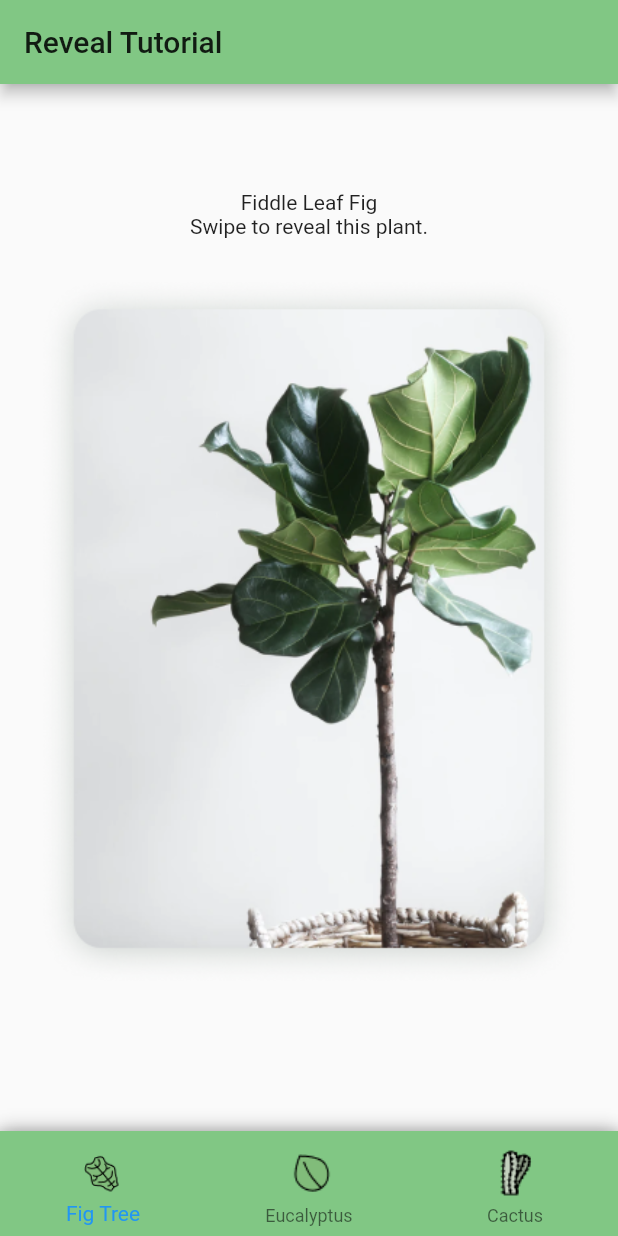
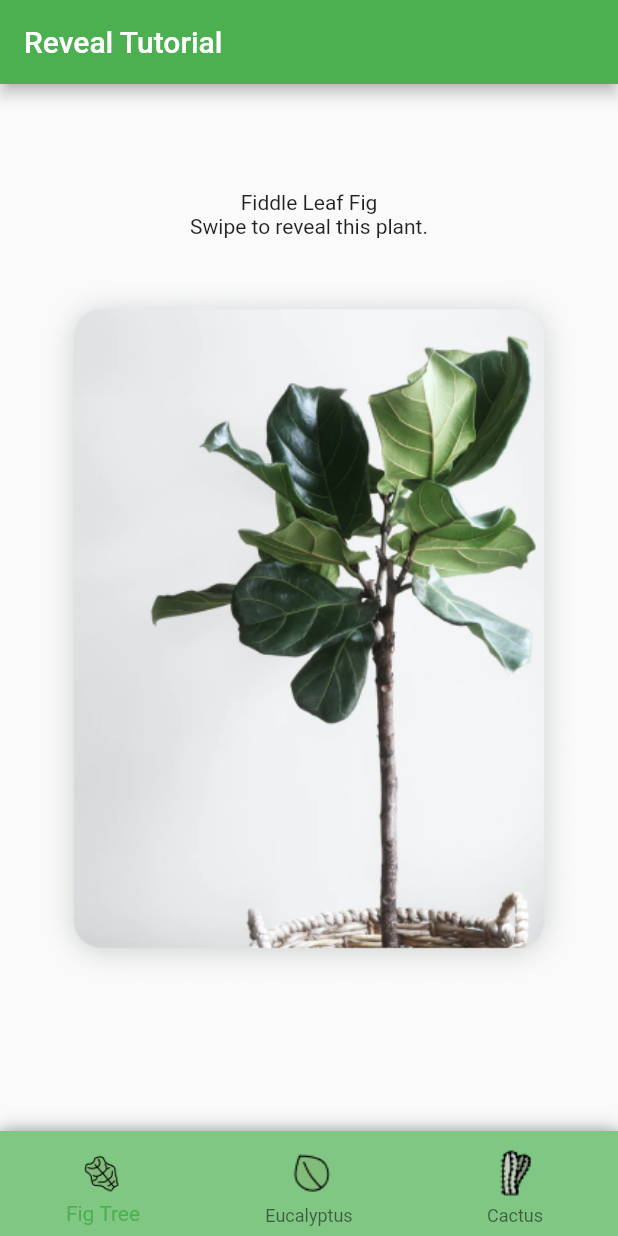
Before and after one commit to stablekernel/Flutter-tutorial, a Flutter app: the screen it shows after launch, on a phone screen of 412 x 824 dp. Run offline on Flutter 3.47's test engine with Material 2 defaults, Android fonts, the phone set to English and light mode, and no system bars; missing offline and left inert: scratcher; statements that could not run were skipped.

```diff
--- a/lib/main.dart
+++ b/lib/main.dart
@@ -12,16 +12,62 @@ class MyApp extends StatelessWidget {
     return MaterialApp(
       title: 'Reveal Tutorial',
       theme: ThemeData(
-        primaryColor: Colors.green[300],
-        accentColor: Colors.green[900],
+        primarySwatch: Colors.green,
       ),
       home: SplashScreen(
         seconds: 1,
         navigateAfterSeconds: MyHomePage(title: "Reveal Tutorial"),
         title: new Text('Reveal Tutorial'),
-        image: new Image.asset('assets/icon-eucalyptus.png'),
+        image: new Image.asset('assets/images/watering_can.png'),
       ),
       debugShowCheckedModeBanner: false,
     );
   }
 }
+
+// class MyHomePage extends StatefulWidget {
+//   MyHomePage({Key key, this.title}) : super(key: key);
+//
+//   final String title;
+//
+//   @override
+//   _MyHomePageState createState() => _MyHomePageState();
+// }
+//
+// class _MyHomePageState extends State<MyHomePage> {
+//   int _counter = 0;
+//
+//   void _incrementCounter() {
+//     setState(() {
+//       _counter++;
+//     });
+//   }
+//
+//   @override
+//   Widget build(BuildContext context) {
+//     return Scaffold(
+//       appBar: AppBar(
+//         title: Text(widget.title),
+//       ),
+//       body: Center(
+//         child: Column(
+//           mainAxisAlignment: MainAxisAlignment.center,
+//           children: <Widget>[
+//             Text(
+//               'You have pushed the button this many times:',
+//             ),
+//             Text(
+//               '$_counter',
+//               style: Theme.of(context).textTheme.headline4,
+//             ),
+//           ],
+//         ),
+//       ),
+//       floatingActionButton: FloatingActionButton(
+//         onPressed: _incrementCounter,
+//         tooltip: 'Increment',
+//         child: Icon(Icons.add),
+//       ),
+//     );
+//   }
+// }
```
Also changed, not shown: assets/images/plant3.jpeg (added), 12 other files.
